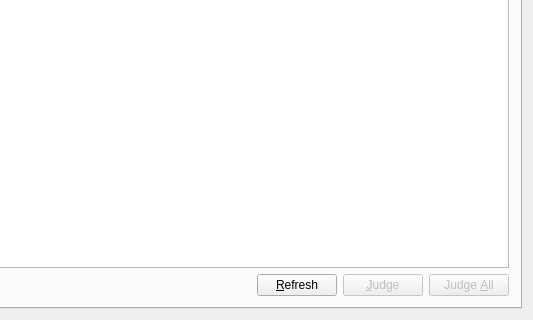
This is forms_win32/lemon.ui in Dust1404/Project_LemonPlus as Qt 5 draws it before an edit; both pictures show x 192 to 725 and y 190 to 510 of the 725 by 510 pixel window. The edited form follows.
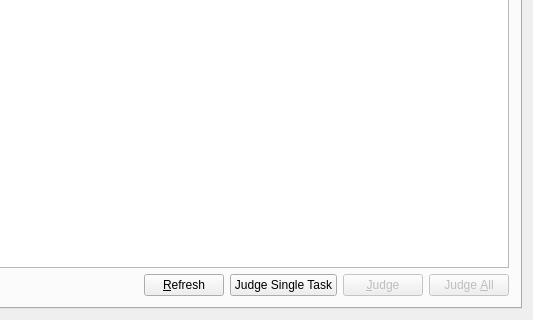
This is the edited form. The open tabs and pages were chosen to show the change. Icons and pictures are not drawn. Custom widgets are drawn as their Qt base class.

```diff
--- a/forms_win32/lemon.ui
+++ b/forms_win32/lemon.ui
@@ -189,6 +189,13 @@
             </property>
            </widget>
           </item>
+          <item>
+           <widget class="QPushButton" name="judgeSingleTaskButton">
+            <property name="text">
+             <string>Judge Single Task</string>
+            </property>
+           </widget>
+          </item>
           <item>
            <widget class="QPushButton" name="judgeButton">
             <property name="enabled">
```
Left out of the diff: 8 changed lines with no effect on the pictures.
